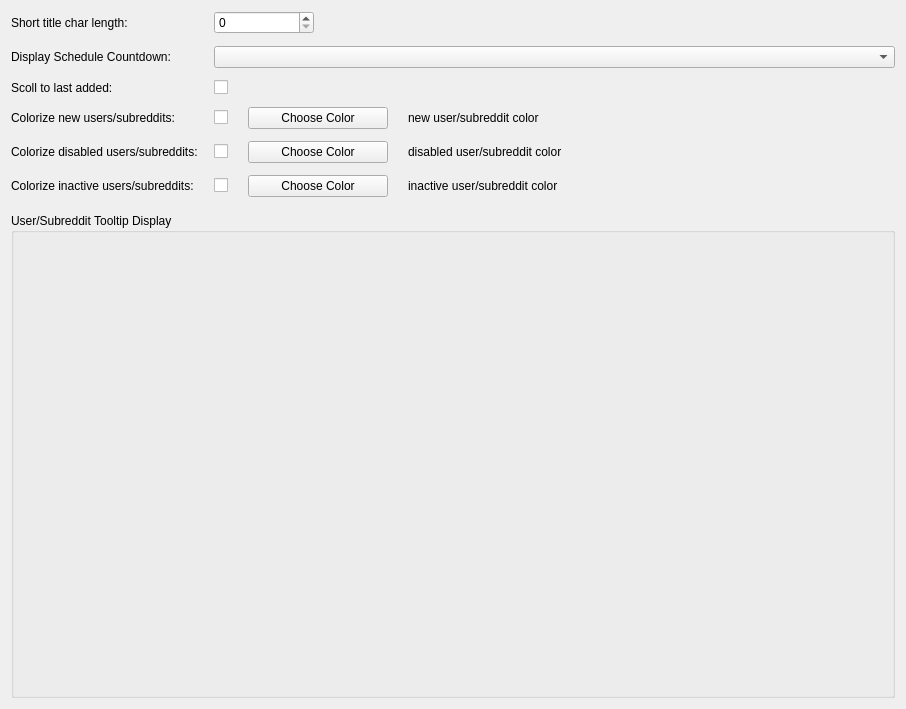
This is Resources/ui_files/settings/display_settings_widget.ui in MalloyDelacroix/DownloaderForReddit as Qt 5 draws it before an edit. The edited form follows.
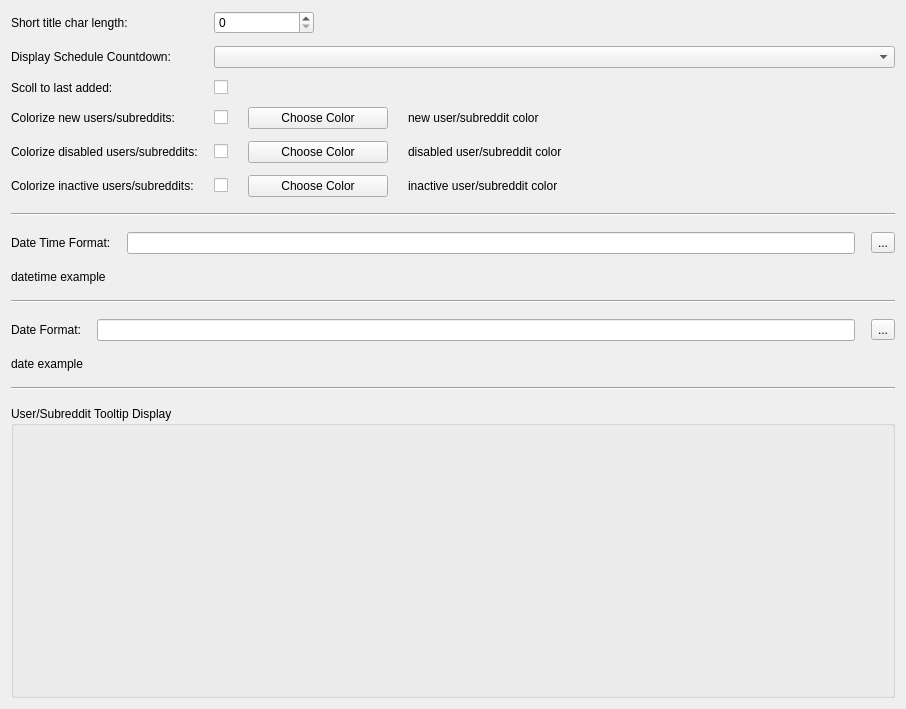
This is the edited form.

Commit message: Make date displays user adjustable

What changed in the file:
```diff
--- a/Resources/ui_files/settings/display_settings_widget.ui
+++ b/Resources/ui_files/settings/display_settings_widget.ui
@@ -268,6 +268,99 @@
      </item>
     </layout>
    </item>
+   <item>
+    <widget class="Line" name="line_3">
+     <property name="orientation">
+      <enum>Qt::Horizontal</enum>
+     </property>
+    </widget>
+   </item>
+   <item>
+    <layout class="QVBoxLayout" name="datetime_format_layout">
+     <item>
+      <layout class="QHBoxLayout" name="horizontalLayout_5">
+       <item>
+        <widget class="QLabel" name="label_8">
+         <property name="text">
+          <string>Date Time Format:</string>
+         </property>
+        </widget>
+       </item>
+       <item>
+        <widget class="QLineEdit" name="datetime_format_line_edit">
+         <property name="toolTip">
+          <string>&lt;html&gt;&lt;head/&gt;&lt;body&gt;&lt;p&gt;Dictates how &lt;span style=&quot; font-weight:600;&quot;&gt;dates with times&lt;/span&gt; are displayed throughout the application.  Depending on the characters used, this may vary slightly when used in save paths.&lt;/p&gt;&lt;/body&gt;&lt;/html&gt;</string>
+         </property>
+        </widget>
+       </item>
+       <item>
+        <widget class="QToolButton" name="datetime_token_button">
+         <property name="text">
+          <string>...</string>
+         </property>
+        </widget>
+       </item>
+      </layout>
+     </item>
+     <item>
+      <widget class="QLabel" name="date_time_format_example_label">
+       <property name="text">
+        <string>datetime example</string>
+       </property>
+      </widget>
+     </item>
+    </layout>
+   </item>
+   <item>
+    <widget class="Line" name="line_2">
+     <property name="orientation">
+      <enum>Qt::Horizontal</enum>
+     </property>
+    </widget>
+   </item>
+   <item>
+    <layout class="QVBoxLayout" name="verticalLayout_2">
+     <item>
+      <layout class="QHBoxLayout" name="horizontalLayout_6">
+       <item>
+        <widget class="QLabel" name="label_9">
+         <property name="text">
+          <string>Date Format:</string>
+         </property>
+        </widget>
+       </item>
+       <item>
+        <widget class="QLineEdit" name="date_format_line_edit">
+         <property name="toolTip">
+          <string>&lt;html&gt;&lt;head/&gt;&lt;body&gt;&lt;p&gt;Dictates how &lt;span style=&quot; font-weight:600;&quot;&gt;dates without times&lt;/span&gt; are displayed throughout the application.&lt;/p&gt;&lt;/body&gt;&lt;/html&gt;</string>
+         </property>
+        </widget>
+       </item>
+       <item>
+        <widget class="QToolButton" name="date_token_button">
+         <property name="text">
+          <string>...</string>
+         </property>
+        </widget>
+       </item>
+      </layout>
+     </item>
+     <item>
+      <widget class="QLabel" name="date_format_example_label">
+       <property name="text">
+        <string>date example</string>
+       </property>
+      </widget>
+     </item>
+    </layout>
+   </item>
+   <item>
+    <widget class="Line" name="line">
+     <property name="orientation">
+      <enum>Qt::Horizontal</enum>
+     </property>
+    </widget>
+   </item>
    <item>
     <widget class="QGroupBox" name="tooltip_groupbox">
      <property name="sizePolicy">
```
The commit also changes 3 other files.
